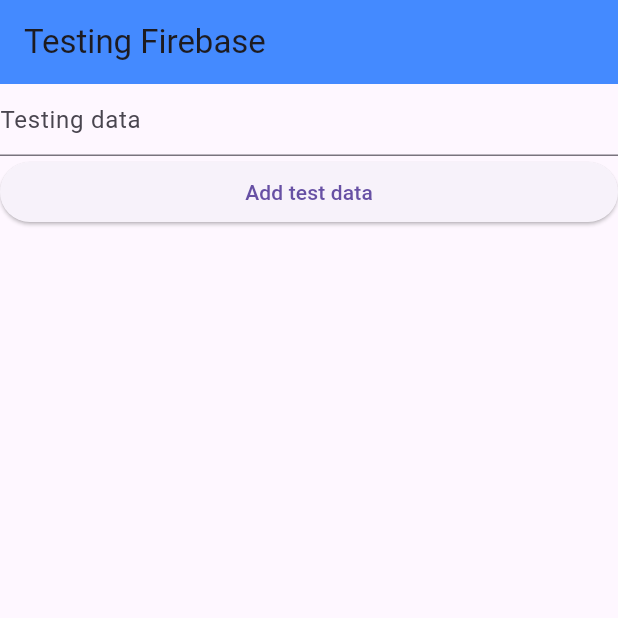
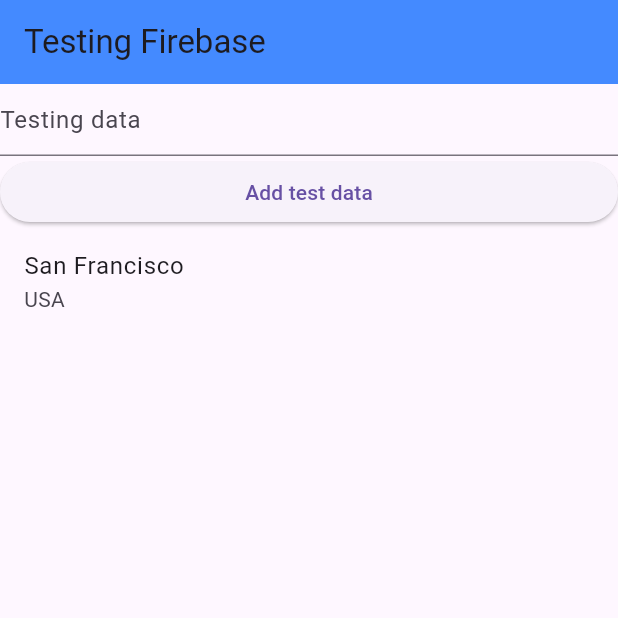
Before and after one commit to DeonVosloo/CheapestItemNinja, a Flutter app: the screen it shows after launch, after a tap on "Add test data", on a phone screen of 412 x 824 dp, the top half of it. Run offline on Flutter 3.47's test engine with Material 3 defaults, Android fonts, the phone set to English and light mode, and no system bars; our stand-ins replace cloud_firestore, firebase_core, google_fonts; missing offline and left inert: mobile_scanner; accounts and stored records are empty; generated files the repository leaves out were written again.

Commit message:
basic test Stream builder implemented and functioning to display test data.

```diff
--- a/lib/pages/TestPage.dart
+++ b/lib/pages/TestPage.dart
@@ -18,12 +18,10 @@
   //List<Row> testList = [];
   @override
   Widget build(BuildContext context) {
+    final Stream<QuerySnapshot> citiesStream =
+    FirebaseFirestore.instance.collection('cities').snapshots();
+
     var db = FirebaseFirestore.instance;
-    // final docRef = db.collection("test").doc("8dPYnFecIBSQqgWSJHDU");
-    // docRef.snapshots().listen(
-    //       (event) => print("current data: ${event.data()}"),
-    //   onError: (error) => print("Listen failed: $error"),
-    // );
 
     final cities = db.collection('cities');
     final data1 = <String, dynamic>{
@@ -34,53 +32,12 @@
       "population": 860000,
       "regions": ["west_coast", "norcal"]
     };
-     cities.doc("SF").set(data1);
-
-     final data2 = <String, dynamic>{
-       "name": "Los Angeles",
-       "state": "CA",
-       "country": "USA",
-       "capital": false,
-       "population": 3900000,
-       "regions": ["west_coast", "socal"],
-     };
-     cities.doc("LA").set(data2);
-
-     final data3 = <String, dynamic>{
-       "name": "Washington D.C.",
-       "state": null,
-       "country": "USA",
-       "capital": true,
-       "population": 680000,
-       "regions": ["east_coast"]
-     };
-     cities.doc("DC").set(data3);
-
-     final data4 = <String, dynamic>{
-       "name": "Tokyo",
-       "state": null,
-       "country": "Japan",
-       "capital": true,
-       "population": 9000000,
-       "regions": ["kanto", "honshu"]
-     };
-     cities.doc("TOK").set(data4);
-
-     final data5 = <String, dynamic>{
-       "name": "Beijing",
-       "state": null,
-       "country": "China",
-       "capital": true,
-       "population": 21500000,
-       "regions": ["jingjinji", "hebei"],
-     };
-     cities.doc("BJ").set(data5);
+    cities.doc("VSKGTEA6X1UOpEJFY0YZ").set(data1);
 
 
     return Scaffold
       (
-      appBar: AppBar(title: Text("Testing Firebase"),
-      backgroundColor: Colors.blueAccent,),
+      appBar: AppBar(title: Text("Testing Firebase"), backgroundColor: Colors.blueAccent,),
       body: ListView
         (
         children: [
@@ -92,52 +49,43 @@
 
           ElevatedButton(onPressed: ()
           {
-            final docRef = db.collection("cities").doc("VSKGTEA6X1UOpEJFY0YZ ");
-            docRef.get().then(
-                  (DocumentSnapshot doc) {
-                final data = doc.data() as Map<String, dynamic>;
-                // ...
+            // CollectionReference collReff = FirebaseFirestore.instance.collection('test');
+            // collReff.add(
+            //     {
+            //       'testing': _textController1.text,
+            //     }
+            // );
           },
-              onError: (e) => print("Error getting document: $e"),
+              child: const Text("Add test data")),
+
+
+      StreamBuilder<QuerySnapshot>(
+        stream: citiesStream,
+        builder: (BuildContext context, AsyncSnapshot<QuerySnapshot> snapshot) {
+          if (snapshot.hasError) {
+            return const Text('Something went wrong');
+          }
+
+          if (snapshot.connectionState == ConnectionState.waiting) {
+            return const Text("Loading");
+          }
+
+          return ListView(
+            shrinkWrap: true,
+            children: snapshot.data!.docs
+                .map((DocumentSnapshot document) {
+              Map<String, dynamic> data =
+              document.data()! as Map<String, dynamic>;
+              return ListTile(
+                title: Text(data['name']),
+                subtitle: Text(data['country']),
+              );
+            })
+                .toList()
+                .cast(),
           );
         },
-              child: const Text("Add test data"))
-
-
-
-
-          // StreamBuilder<QuerySnapshot>
-          //   (
-          //     stream: FirebaseFirestore.instance.collection('test').snapshots(),
-          //     builder: (context,snapshot)
-          //     {
-          //       List<Row> clientWidgets =[];
-          //
-          //       if(snapshot.hasData)
-          //         {
-          //           final clients = snapshot.data?.docs.reversed.toList();
-          //           for(var client in clients!)
-          //             {
-          //               final clientWidget = Row
-          //                 (
-          //                 mainAxisAlignment: MainAxisAlignment.spaceBetween,
-          //                 children: [
-          //                   Text(client['testing'])
-          //                 ],
-          //               );
-          //               clientWidgets.add(clientWidget);
-          //             }
-          //         }
-          //
-          //       return Expanded
-          //         (
-          //           child: ListView
-          //             (
-          //             children: clientWidgets,
-          //           )
-          //       );
-          //     }
-          // )
+      ),
         ],
       ),
     );
```
Lines whose indentation alone changed are shown as unchanged.
